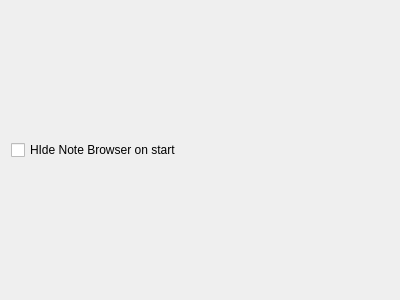
Above: src/settings_general.ui from KDE/rekollect before the change. Below: the same form after it.
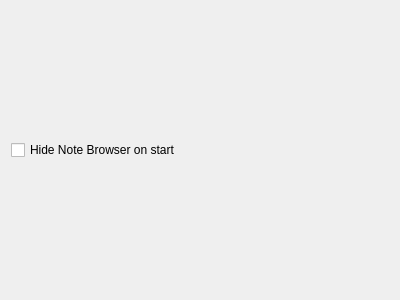
That is the form after the change.

Commit message:
HIde -> Hide
Reported by Yuri Chornoivan

Diff of the .ui file:
```diff
--- a/src/settings_general.ui
+++ b/src/settings_general.ui
@@ -17,7 +17,7 @@
    <item>
     <widget class="QCheckBox" name="kcfg_StartHidden">
      <property name="text">
-      <string>HIde Note Browser on start</string>
+      <string>Hide Note Browser on start</string>
      </property>
     </widget>
    </item>
```
